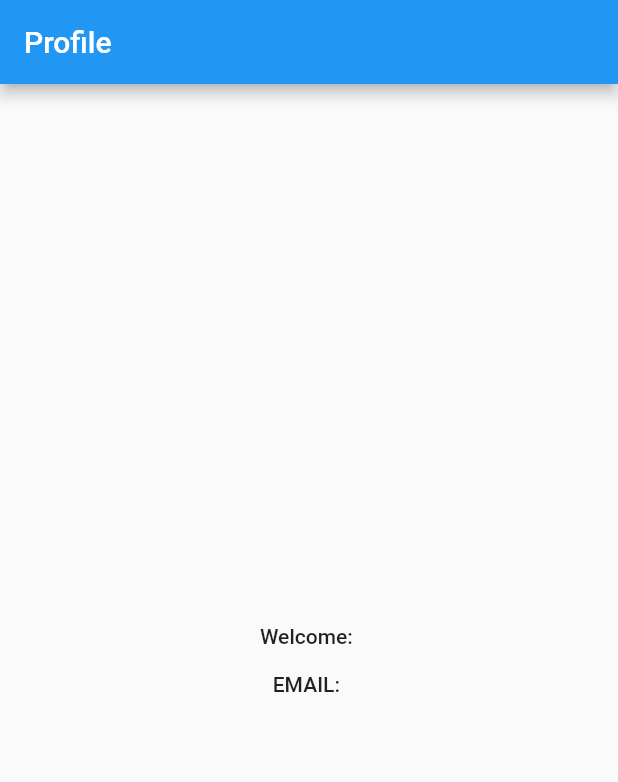
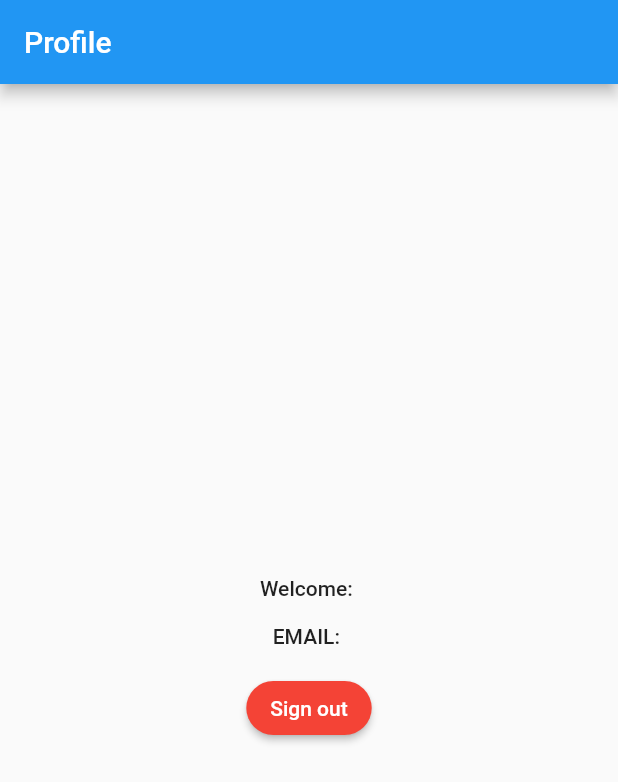
Before and after one commit to Stuartwastaken/scrum, a Flutter app: the screen it shows after launch, after a tap on "Login", on a phone screen of 412 x 824 dp. Shown: the top 782 px of the screen. Run offline on Flutter 3.47's test engine with Material 2 defaults, Android fonts, the phone set to English and light mode, and no system bars; our stand-ins replace cloud_firestore, cool_alert, firebase_auth, firebase_core, firebase_database, flutter_animate and 2 more; accounts and stored records are empty.

Commit message:
Implemented Sign Out Button

```diff
--- a/lib/screens/home-screen.dart
+++ b/lib/screens/home-screen.dart
@@ -43,6 +43,32 @@ class _ProfilePageState extends State<ProfilePage> {
               'EMAIL: ${_currentUser.email}',
               style: Theme.of(context).textTheme.bodyText1,
             ),
+            SizedBox(height: 16.0),
+            _isSigningOut
+                ? CircularProgressIndicator()
+                : ElevatedButton(
+                    onPressed: () async {
+                      setState(() {
+                        _isSigningOut = true;
+                      });
+                      await FirebaseAuth.instance.signOut();
+                      setState(() {
+                        _isSigningOut = false;
+                      });
+                      Navigator.of(context).pushReplacement(
+                        MaterialPageRoute(
+                          builder: (context) => LoginScreen(),
+                        ),
+                      );
+                    },
+                    child: Text('Sign out'),
+                    style: ElevatedButton.styleFrom(
+                      primary: Colors.red,
+                      shape: RoundedRectangleBorder(
+                        borderRadius: BorderRadius.circular(30),
+                      ),
+                    ),
+                  ),
           ],
         ),
       ),
```
